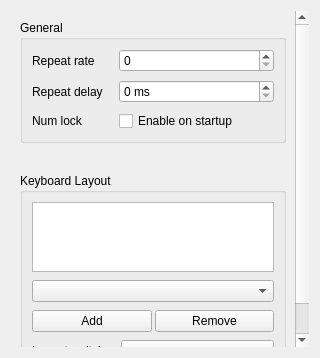
First picture: the form in src/keyboard.ui, repository labwc/labwc-tweaks, before the edit.
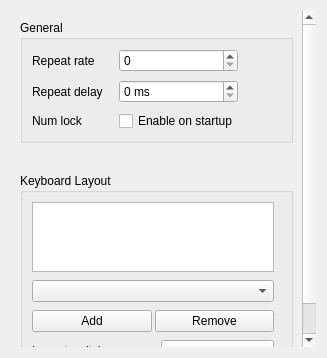
Second picture: the form after the edit.

Commit message:
Add horizontal spacer to {keyboard,mouse}.ui
...to avoid long widgets like QComboBoxes

```diff
--- a/src/keyboard.ui
+++ b/src/keyboard.ui
@@ -22,7 +22,7 @@
          <property name="title">
           <string>General</string>
          </property>
-         <layout class="QGridLayout" name="other_settings" columnstretch="0,1">
+         <layout class="QGridLayout" name="other_settings" columnstretch="0,0,1">
           <property name="horizontalSpacing">
            <number>16</number>
           </property>
@@ -39,6 +39,13 @@
           <item row="0" column="1">
            <widget class="QSpinBox" name="repeatRate"/>
           </item>
+          <item row="0" column="2">
+           <spacer name="horizontalSpacer">
+            <property name="orientation">
+             <enum>Qt::Orientation::Horizontal</enum>
+            </property>
+           </spacer>
+          </item>
           <item row="1" column="0">
            <widget class="QLabel" name="label_2">
             <property name="text">
@@ -82,7 +89,7 @@
          <property name="title">
           <string>Keyboard Layout</string>
          </property>
-         <layout class="QGridLayout" name="gridLayout_2" columnstretch="0,1">
+         <layout class="QGridLayout" name="gridLayout_2" columnstretch="0,0,1">
           <property name="horizontalSpacing">
            <number>16</number>
           </property>
@@ -92,6 +99,13 @@
           <item row="0" column="0" colspan="2">
            <widget class="QListView" name="layoutView"/>
           </item>
+          <item row="0" column="2">
+           <spacer name="horizontalSpacer">
+            <property name="orientation">
+             <enum>Qt::Orientation::Horizontal</enum>
+            </property>
+           </spacer>
+          </item>
           <item row="1" column="0" colspan="2">
            <widget class="QComboBox" name="layoutCombo"/>
           </item>
@@ -124,7 +138,15 @@
            </widget>
           </item>
           <item row="3" column="1">
-           <widget class="QComboBox" name="layoutGrpSwitcher"/>
+           <widget class="QComboBox" name="layoutGrpSwitcher">
+            <!-- This QComboBox has such long entries, that we prefer to limit its width -->
+            <property name="maximumSize">
+             <size>
+              <height>16777215</height>
+              <width>250</width>
+             </size>
+            </property>
+           </widget>
           </item>
          </layout>
         </widget>
```
The commit also changes 2 other files.
